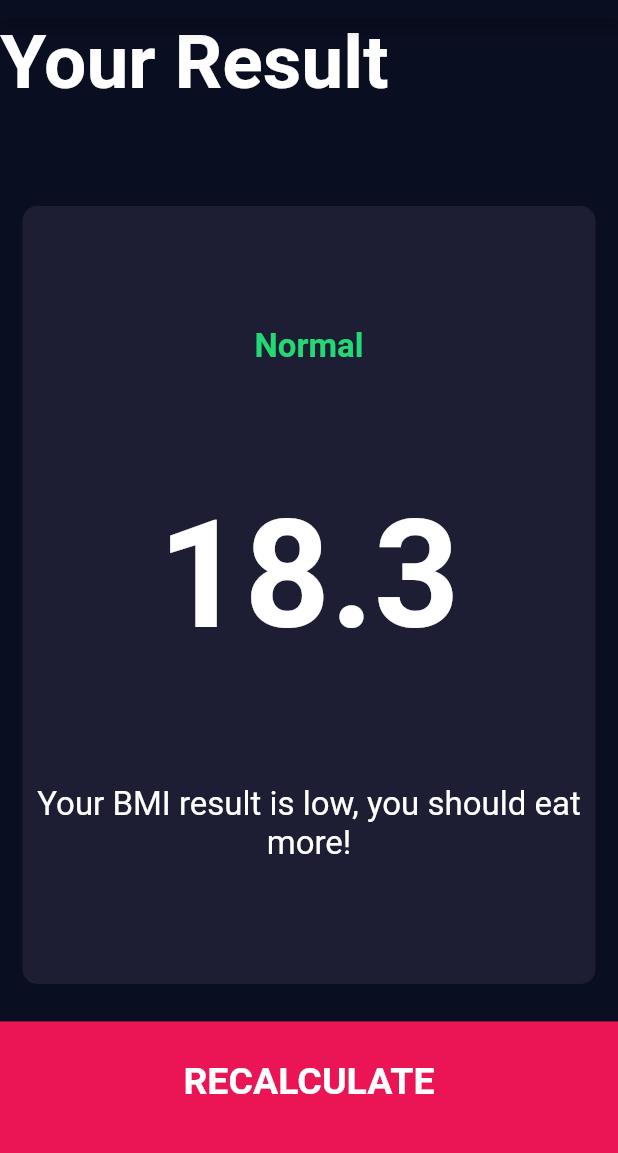
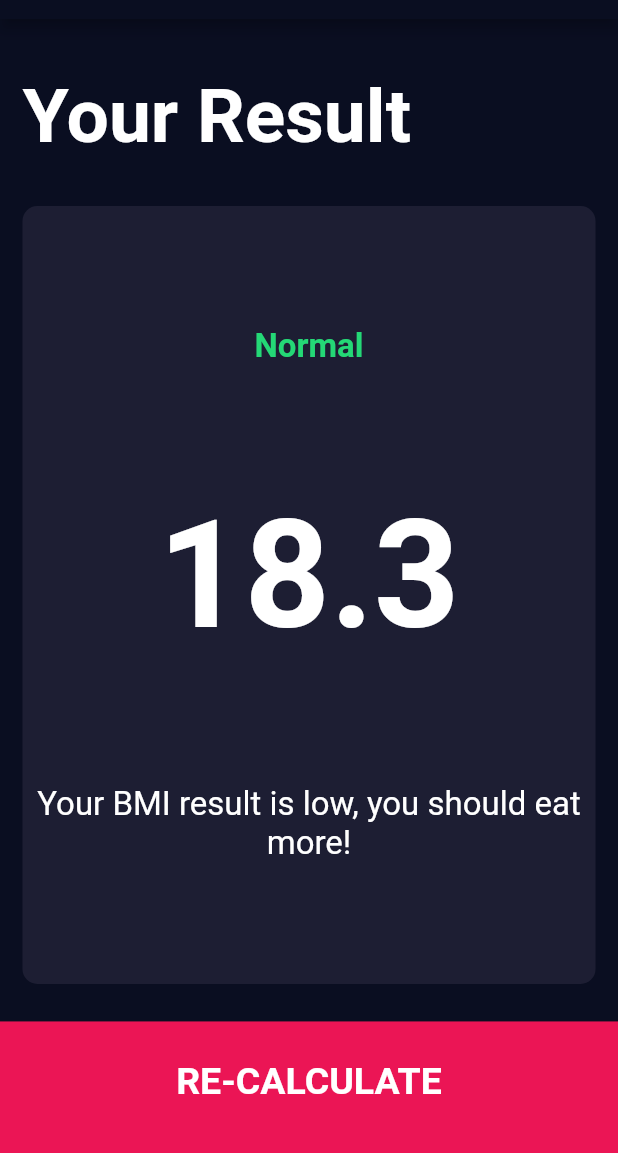
Before and after one commit to jvretamero/flutter-bootcamp-apps, a Flutter app: the ResultsPage screen opened directly, on a phone screen of 412 x 824 dp, the part 65-1218 px from its top. Run offline on Flutter 3.47's test engine with Material 2 defaults, Android fonts, the phone set to English and light mode, and no system bars; our stand-ins replace audioplayers, font_awesome_flutter.

Commit message:
BMI - Result page styling

```diff
--- a/bmi/lib/pages/results_page.dart
+++ b/bmi/lib/pages/results_page.dart
@@ -17,8 +17,15 @@ class ResultsPage extends StatelessWidget {
         mainAxisAlignment: MainAxisAlignment.spaceEvenly,
         crossAxisAlignment: CrossAxisAlignment.stretch,
         children: [
-          const Expanded(
-            child: Text('Your Result', style: BMITheme.titleTextStyle),
+          Expanded(
+            child: Container(
+              padding: const EdgeInsets.all(15),
+              alignment: Alignment.bottomLeft,
+              child: const Text(
+                'Your Result',
+                style: BMITheme.titleTextStyle,
+              ),
+            ),
           ),
           Expanded(
             flex: 5,
@@ -26,8 +33,8 @@ class ResultsPage extends StatelessWidget {
               child: Column(
                 mainAxisAlignment: MainAxisAlignment.spaceEvenly,
                 crossAxisAlignment: CrossAxisAlignment.center,
-                children: [
-                  const Text(
+                children: const [
+                  Text(
                     'Normal',
                     style: BMITheme.resultTextStyle,
                   ),
@@ -46,8 +53,10 @@ class ResultsPage extends StatelessWidget {
           ),
           Expanded(
             child: BottomButton(
-              text: 'RECALCULATE',
-              onTap: () {},
+              text: 'RE-CALCULATE',
+              onTap: () {
+                Navigator.pop(context);
+              },
             ),
           ),
         ],
```
